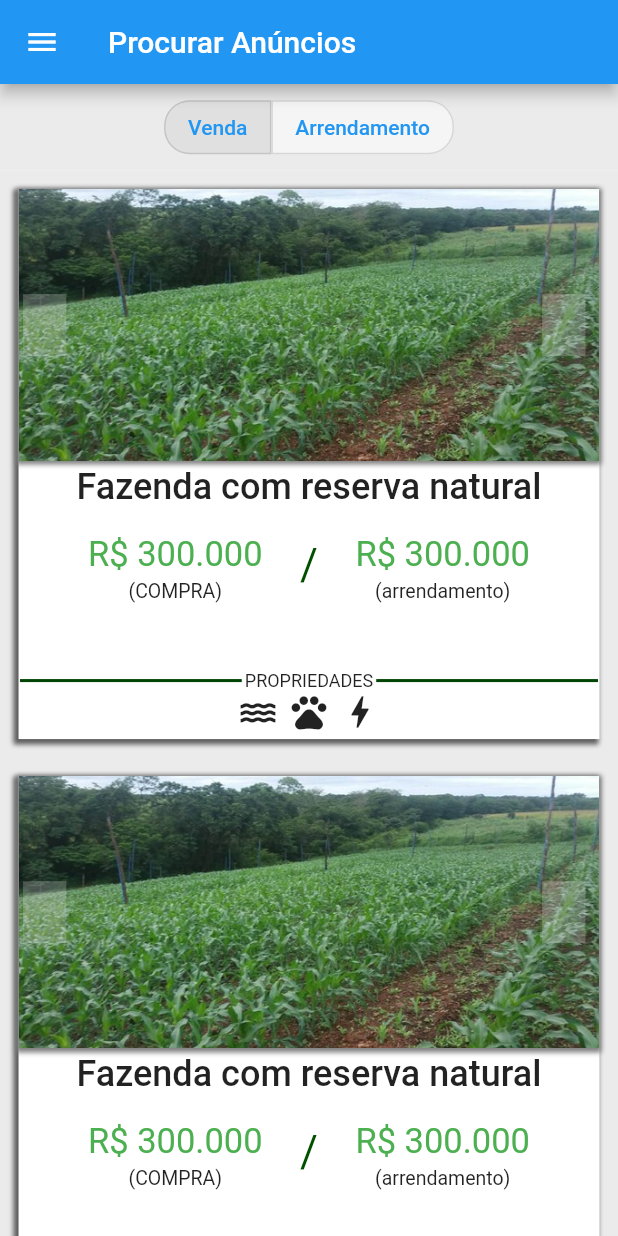
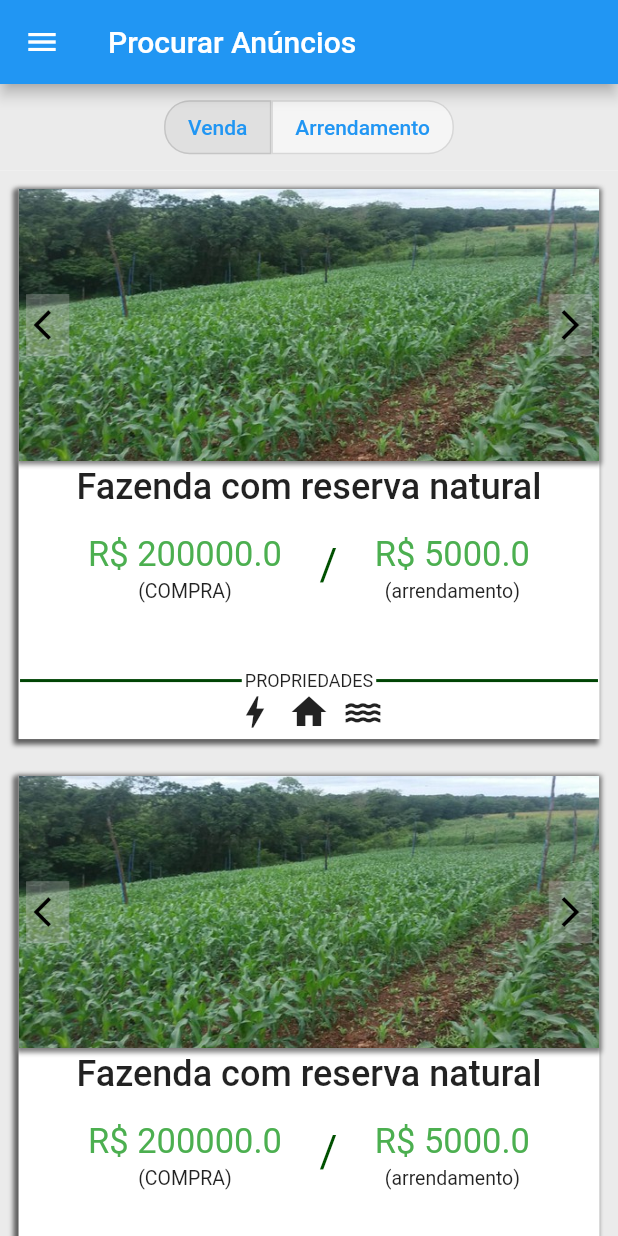
Before and after one commit to LaercioRJ/AgroImobi, a Flutter app: the screen it shows after launch, after a tap on "Entrar", on a phone screen of 412 x 824 dp. Run offline on Flutter 3.47's test engine with Material 2 defaults, Android fonts, the phone set to English and light mode, and no system bars; our stand-ins replace mask_text_input_formatter; accounts and stored records are empty; Roboto replaces fonts that are missing (arial).

Commit message:
dynamic cards

```diff
--- a/lib/src/classes/terrain.dart
+++ b/lib/src/classes/terrain.dart
@@ -3,6 +3,7 @@ import 'dart:convert';
 
 class Terrain {
   int id;
+  String title;
   bool sell;
   bool rent;
   double sellPrice;
@@ -11,13 +12,13 @@ class Terrain {
   String areaType;
   String aptidao;
   //String localizacao; // checar qual o tipo de dados
-  String cidade;
-  String estado;
+  String city;
+  String state;
   String relevo;
-  int tipo;
+  int advertisementType;
   String classificacao;
-  List<String> fotos = [];
-  String caracteristicas;
+  List<String> photos = [];
+  List<String> features;
   String tipoNegocio;
   String descricao;
   String dataInicio;
@@ -25,6 +26,7 @@ class Terrain {
 
   Terrain(
     this.id,
+    this.title,
     this.sell,
     this.rent,
     this.sellPrice,
@@ -32,13 +34,13 @@ class Terrain {
     this.totalArea,
     this.areaType,
     this.aptidao,
-    this.cidade,
-    this.estado,
+    this.city,
+    this.state,
     this.relevo,
-    this.tipo,
+    this.advertisementType,
     this.classificacao,
-    this.fotos,
-    this.caracteristicas,
+    this.photos,
+    this.features,
     this.tipoNegocio,
     this.descricao,
     this.dataInicio,
@@ -48,6 +50,7 @@ class Terrain {
   toJson() {
     Map<String, dynamic> terrainMap = {
       'id': id,
+      'title': title,
       'sell': sell,
       'rent': rent,
       'sellPrice': sellPrice,
@@ -55,13 +58,13 @@ class Terrain {
       'totalArea': totalArea,
       'areaType': areaType,
       'aptidao': aptidao,
-      'cidade': cidade,
-      'estado': estado,
+      'cidade': city,
+      'estado': state,
       'relevo': relevo,
-      'tipo': tipo,
+      'tipo': advertisementType,
       'classificacao': classificacao,
-      'fotos': fotos,
-      'caracteristicas': caracteristicas,
+      'fotos': photos,
+      'caracteristicas': features,
       'tipoNegocio': tipoNegocio,
       'descricao': descricao,
       'dataInicio': dataInicio,
@@ -74,6 +77,7 @@ class Terrain {
   static createEmptyObject() {
     Terrain terrain = Terrain(
       -1,
+      '',
       false,
       false,
       -1,
@@ -87,7 +91,7 @@ class Terrain {
       -1,
       '',
       ['', ''],
-      '',
+      [''],
       '',
       '',
       '',
@@ -96,4 +100,31 @@ class Terrain {
 
     return terrain;
   }
+
+  static createMockObject() {
+    Terrain terrain = Terrain(
+      1,
+      'Fazenda com reserva natural',
+      true,
+      true,
+      200000,
+      5000,
+      5000,
+      'Hectare',
+      '',
+      'Bauru',
+      'SP',
+      'Planice',
+      1,
+      '',
+      ['lib/src/assets/terrain.jpg', 'lib/src/assets/diablo0.jpg'],
+      ['eletricidade', 'casa', 'agua'],
+      '',
+      'Nenhuma descrição',
+      '',
+      ''
+    );
+
+    return terrain;
+  }
 }
--- a/lib/src/screen/menus/search_terrain_screen.dart
+++ b/lib/src/screen/menus/search_terrain_screen.dart
@@ -2,6 +2,8 @@ import 'package:flutter/material.dart';
 
 import '../../widgets/terrain_card.dart';
 import '../../widgets/twin_buttons.dart';
+
+import '../../classes/terrain.dart';
 
 class SearchTerrainsScreen extends StatelessWidget {
   final Function selectTerrain;
@@ -37,7 +39,10 @@ class SearchTerrainsScreen extends StatelessWidget {
               child: Wrap(
                 children: [
                   for (var i in text)
-                    TerrainCard(selectTerrain: selectTerrain)
+                    TerrainCard(
+                      selectTerrain: selectTerrain,
+                      terrain: Terrain.createMockObject(),
+                    )
                 ],
               ),
             ),
--- a/lib/src/widgets/terrain_card.dart
+++ b/lib/src/widgets/terrain_card.dart
@@ -2,14 +2,53 @@ import 'package:flutter/material.dart';
 
 import '../widgets/text_divider.dart';
 
-class TerrainCard extends StatelessWidget {
+import '../classes/terrain.dart';
+
+class TerrainCard extends StatefulWidget {
   final Function selectTerrain;
+  final Terrain terrain;
   const TerrainCard({
     super.key,
-    required this.selectTerrain
+    required this.selectTerrain,
+    required this.terrain
   });
 
-  final double price = 300000.90;
+  @override
+  State<TerrainCard> createState() => _TerrainCardState();
+}
+
+class _TerrainCardState extends State<TerrainCard> {
+
+  var imageIndex = 0;
+  List<Widget> featuresList = [];
+
+  getFeatureIcon(String feature) {
+    switch (feature) {
+      case 'agua':
+        return Icons.water;
+      case 'eletricidade':
+        return Icons.bolt_sharp;
+      case 'casa':
+        return Icons.home;
+    }
+  }
+
+  @override
+  void initState() {
+    Widget featureIcon;
+
+    for (var i = 0; i < widget.terrain.features.length; i++) {
+      featureIcon = Padding(
+        padding: const EdgeInsets.only(left: 4, right: 4),
+        child: Icon(
+          getFeatureIcon(widget.terrain.features[i]),
+          size: 28,
+        ),
+      );
+      featuresList.add(featureIcon);
+    }
+    super.initState();
+  }
 
   @override
   Widget build(BuildContext context) {
@@ -17,7 +56,7 @@ class TerrainCard extends StatelessWidget {
       padding: EdgeInsets.all(MediaQuery.of(context).size.width * 0.03),
       child: InkWell(
         onTap: () {
-          selectTerrain(1);
+          widget.selectTerrain(1);
         },
         child: Container(
           width: MediaQuery.of(context).size.width * 0.94,
@@ -39,12 +78,12 @@ class TerrainCard extends StatelessWidget {
               Container(
                 width: MediaQuery.of(context).size.width * 0.94,
                 height: MediaQuery.of(context).size.height * 0.22,
-              decoration: const BoxDecoration(
+                decoration: BoxDecoration(
                   image: DecorationImage(
-                  image: AssetImage("lib/src/assets/terrain.jpg"),
+                    image: AssetImage(widget.terrain.photos[imageIndex]),
                     fit: BoxFit.cover
                   ),
-                boxShadow: [
+                  boxShadow: const [
                     BoxShadow(
                       color: Color.fromARGB(255, 124, 124, 124),
                       spreadRadius: 2,
@@ -59,28 +98,57 @@ class TerrainCard extends StatelessWidget {
                     Row(
                       children: [
                         Padding(
-                        padding: EdgeInsets.only(
-                          left: 3,
-                          right: MediaQuery.of(context).size.width * 0.77
-                        ),
+                          padding: const EdgeInsets.only(left: 5),
                           child: InkWell(
+                            onTap: () {
+                              setState(() {
+                                if (imageIndex == 0) {
+                                  imageIndex = (widget.terrain.photos.length - 1);
+                                } else {
+                                  imageIndex = imageIndex - 1;
+                                }
+                              });
+                            },
                             child: Container(
                               height: MediaQuery.of(context).size.height * 0.05,
                               width: MediaQuery.of(context).size.width * 0.07,
                               decoration: const BoxDecoration(
-                              color: Color.fromARGB(65, 219, 219, 219)
+                                color: Color.fromARGB(85, 182, 182, 182)
                               ),
+                              child: const Padding(
+                                padding: EdgeInsets.only(left: 5),
+                                child: Icon(
+                                  Icons.arrow_back_ios,
+                                  color: Colors.black
                                 ),
                               )
                             ),
+                          )
+                        ),
+                        const Expanded(
+                          child: SizedBox(),
+                        ),
                         Padding(
-                        padding: const EdgeInsets.only(right: 3),
+                          padding: const EdgeInsets.only(right: 5),
                           child: InkWell(
+                            onTap: () {
+                              setState(() {
+                                if (imageIndex == (widget.terrain.photos.length - 1)) {
+                                  imageIndex = 0;
+                                } else {
+                                  imageIndex = imageIndex + 1;
+                                }
+                              });
+                            },
                             child: Container(
                               height: MediaQuery.of(context).size.height * 0.05,
                               width: MediaQuery.of(context).size.width * 0.07,
                               decoration: const BoxDecoration(
-                              color: Color.fromARGB(65, 219, 219, 219)
+                                color: Color.fromARGB(85, 182, 182, 182)
+                              ),
+                              child: const Icon(
+                                Icons.arrow_forward_ios,
+                                color: Colors.black,
                               ),
                             ),
                           )
@@ -100,9 +168,9 @@ class TerrainCard extends StatelessWidget {
                       Container(
                         alignment: Alignment.center,
                         width: MediaQuery.of(context).size.width * 0.8,
-                      child: const Text(
-                        'Fazenda com reserva natural',
-                        style: TextStyle(
+                        child: Text(
+                          widget.terrain.title,
+                          style: const TextStyle(
                             fontSize: 24,
                             fontFamily: 'arial',
                             fontWeight: FontWeight.w500
@@ -121,15 +189,15 @@ class TerrainCard extends StatelessWidget {
                     Padding(
                       padding: const EdgeInsets.only(top: 0),
                       child: Column(
-                      children: const [
+                        children: [
                           Text(
-                          'R\$ 300.000',
-                          style: TextStyle(
+                            'R\$ ' + widget.terrain.sellPrice.toString(),
+                            style: const TextStyle(
                               color: Colors.green,
                               fontSize: 23
                             ),
                           ),
-                        Padding(
+                          const Padding(
                             padding: EdgeInsets.only(top: 3),
                             child: Text(
                               '(COMPRA)',
@@ -154,15 +222,15 @@ class TerrainCard extends StatelessWidget {
                     Padding(
                       padding: const EdgeInsets.only(top: 0),
                       child: Column(
-                      children: const [
+                        children: [
                           Text(
-                          'R\$ 300.000',
-                          style: TextStyle(
+                            'R\$ ' + widget.terrain.rentPrice.toString(),
+                            style: const TextStyle(
                               color: Colors.green,
                               fontSize: 23
                             ),
                           ),
-                        Padding(
+                          const Padding(
                             padding: EdgeInsets.only(top: 3),
                             child: Text(
                               '(arrendamento)',
@@ -183,32 +251,12 @@ class TerrainCard extends StatelessWidget {
               const TextDivider(label: 'PROPRIEDADES'),
               Padding(
                 padding: const EdgeInsets.only(bottom: 4),
+                child: Center(
                   child: Row(
                     mainAxisAlignment: MainAxisAlignment.center,
-                children: const [
-                  Padding(
-                    padding: EdgeInsets.only(left: 3, right: 3),
-                    child: Icon(
-                      Icons.water,
-                      size: 28,
-                    ),
-                  ),
-                  Padding(
-                    padding: EdgeInsets.only(left: 3, right: 3),
-                    child: Icon(
-                      Icons.pets,
-                      size: 28,
-                    ),
-                  ),
-                  Padding(
-                    padding: EdgeInsets.only(left: 3, right: 3),
-                    child: Icon(
-                      Icons.bolt,
-                      size: 28,
+                    children: featuresList
                   ),
                 )
-                ]
-              ),
               ),
             ]
           )
```
Also changed, not shown: lib/src/classes/terrain_data.dart (deleted, +0 -24 lines), lib/src/screen/terrain_crud/create_forms/basic_info_form.dart (+34 -0 lines). Lines whose indentation alone changed are shown as unchanged.
